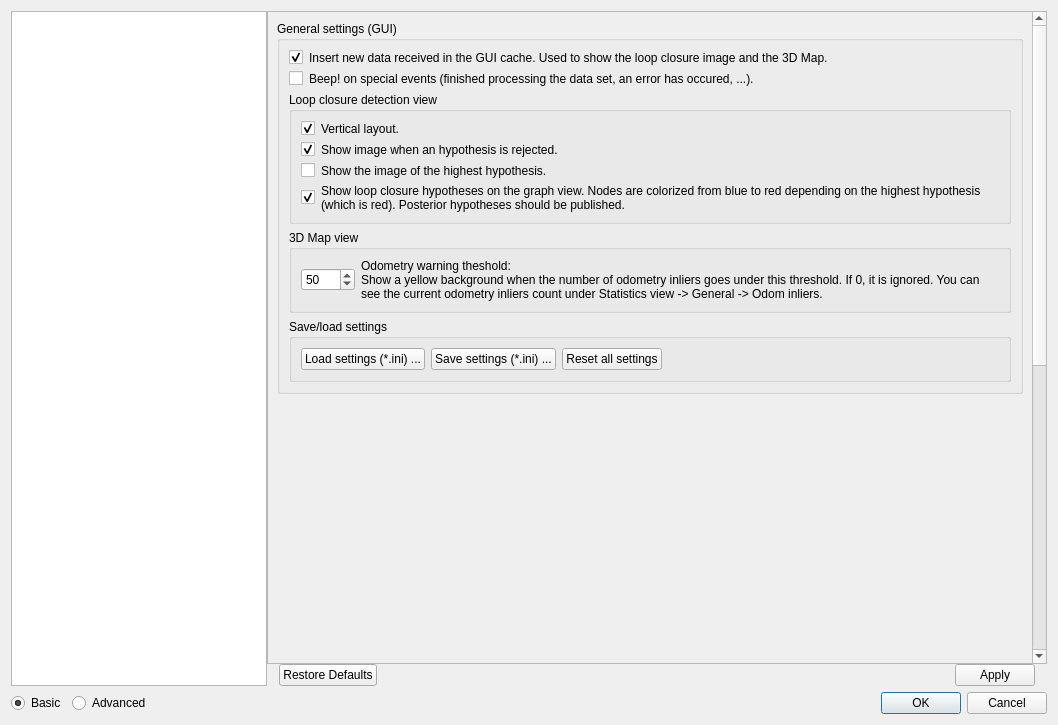
Old version of the form guilib/src/ui/preferencesDialog.ui in the repository introlab/rtabmap.
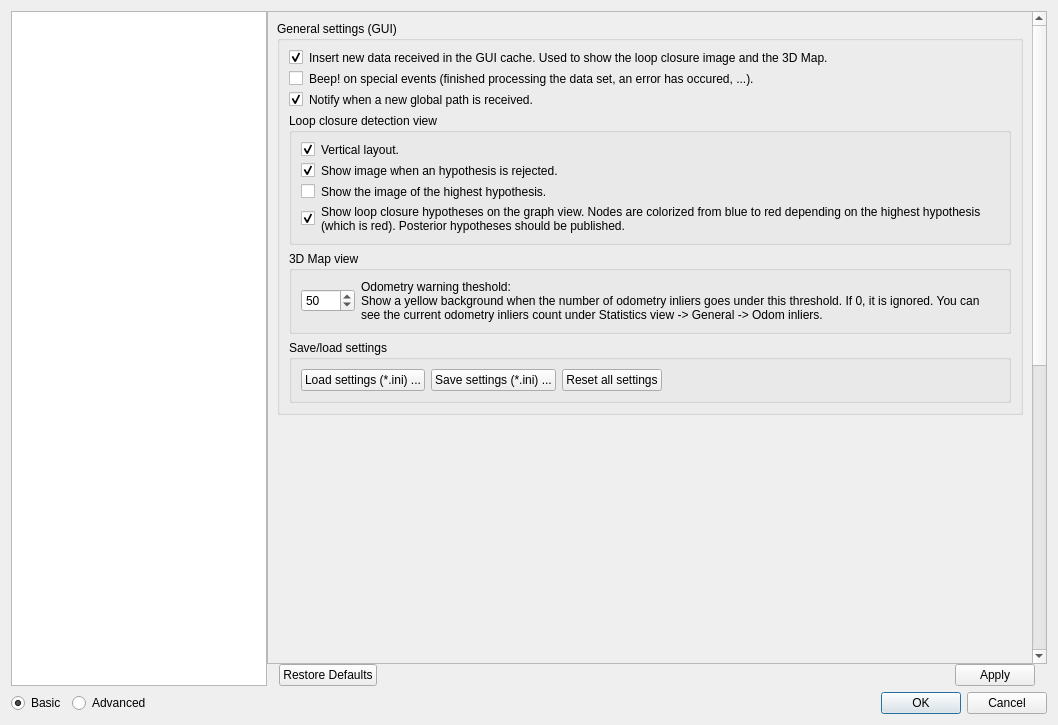
New version of the form. The open tabs and pages were chosen to show the change. Icons and pictures are not drawn. Custom widgets are drawn as their Qt base class.

Commit message: Added notification message box when a global path is computed. Refactoring occupancy grid.

Diff of the .ui file:
```diff
--- a/guilib/src/ui/preferencesDialog.ui
+++ b/guilib/src/ui/preferencesDialog.ui
@@ -65,7 +65,7 @@
             <x>0</x>
             <y>0</y>
             <width>760</width>
-            <height>1502</height>
+            <height>1029</height>
            </rect>
           </property>
           <layout class="QVBoxLayout" name="verticalLayout_16">
@@ -135,6 +135,26 @@
                         </property>
                        </widget>
                       </item>
+                      <item row="2" column="1">
+                       <widget class="QLabel" name="label_102">
+                        <property name="text">
+                         <string>Notify when a new global path is received.</string>
+                        </property>
+                        <property name="wordWrap">
+                         <bool>true</bool>
+                        </property>
+                       </widget>
+                      </item>
+                      <item row="2" column="0">
+                       <widget class="QCheckBox" name="checkBox_notifyWhenNewGlobalPathIsReceived">
+                        <property name="text">
+                         <string/>
+                        </property>
+                        <property name="checked">
+                         <bool>true</bool>
+                        </property>
+                       </widget>
+                      </item>
                      </layout>
                     </item>
                     <item>
```
Left out of the diff: 2 changed lines with no effect on the pictures. The commit also changes 8 other files.
